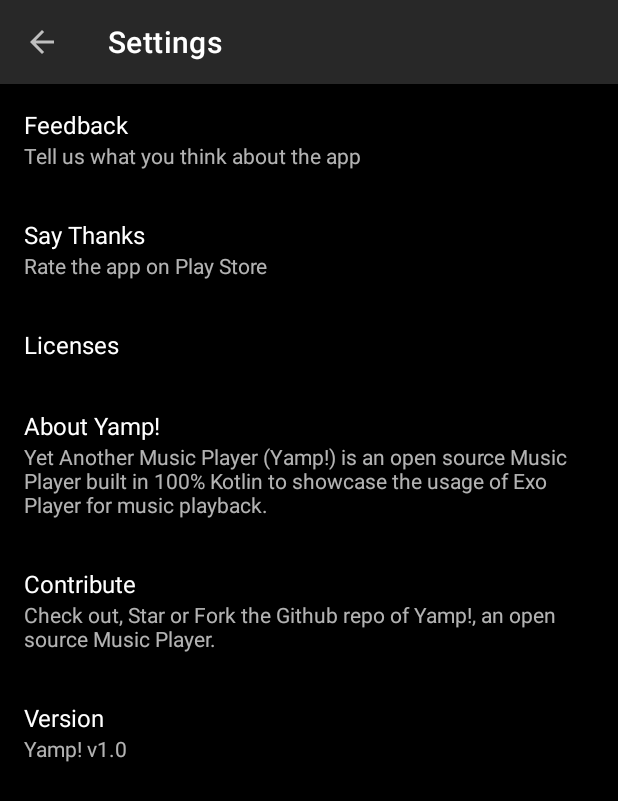
After one commit to iamporus/Yamp, an Android app: the SettingsActivity screen opened directly, with no data from a screen before it, on a phone screen of 412 x 824 dp. The commit adds this screen. Shown: the top 801 px of the screen. Run offline under Robolectric (Android 15) with nearby library versions, the phone set to English and light mode, and no system bars; our stand-ins replace androidx.preference.

Commit message:
added initial support for settings screen.

```diff
--- a/app/build.gradle
+++ b/app/build.gradle
@@ -45,6 +45,7 @@ dependencies {
     implementation "androidx.media:media:$rootProject.mediaVersion"
     implementation "androidx.appcompat:appcompat:$rootProject.appCompatVersion"
     implementation "androidx.constraintlayout:constraintlayout:$rootProject.constraintlayoutVersion"
+    implementation "androidx.preference:preference:$rootProject.preferenceVersion"
 
     // Room components
     implementation "androidx.room:room-runtime:$rootProject.roomVersion"
--- a/app/src/main/AndroidManifest.xml
+++ b/app/src/main/AndroidManifest.xml
@@ -37,6 +37,7 @@
                     android:name="android.app.searchable"
                     android:resource="@xml/searchable" />
         </activity>
+        <activity android:name=".ui.settings.SettingsActivity" />
 
         <service android:name=".services.AudioPlayerService" />
 
--- /dev/null
+++ b/app/src/main/java/com/prush/justanotherplayer/ui/settings/SettingsActivity.kt
@@ -0,0 +1,30 @@
+package com.prush.justanotherplayer.ui.settings
+
+import android.os.Bundle
+import androidx.appcompat.app.AppCompatActivity
+import com.prush.justanotherplayer.R
+import kotlinx.android.synthetic.main.activity_main.*
+
+private const val SETTINGS_FRAGMENT_TAG = "SettingsFragment"
+
+class SettingsActivity : AppCompatActivity() {
+
+    override fun onCreate(savedInstanceState: Bundle?) {
+        super.onCreate(savedInstanceState)
+
+        setContentView(R.layout.base_container_layout)
+
+        val searchFragment = supportFragmentManager.findFragmentByTag(SETTINGS_FRAGMENT_TAG)
+                as SettingsFragment? ?: SettingsFragment.newInstance()
+
+        supportFragmentManager.beginTransaction().apply {
+            replace(R.id.container, searchFragment, SETTINGS_FRAGMENT_TAG)
+            commit()
+        }
+
+        toolbar.title = getString(R.string.settings)
+        setSupportActionBar(toolbar)
+
+        supportActionBar?.setDisplayHomeAsUpEnabled(true)
+    }
+}
--- /dev/null
+++ b/app/src/main/java/com/prush/justanotherplayer/ui/settings/SettingsFragment.kt
@@ -0,0 +1,19 @@
+package com.prush.justanotherplayer.ui.settings
+
+import android.os.Bundle
+import androidx.preference.PreferenceFragmentCompat
+import com.prush.justanotherplayer.R
+
+class SettingsFragment : PreferenceFragmentCompat() {
+
+    override fun onCreatePreferences(savedInstanceState: Bundle?, rootKey: String?) {
+        setPreferencesFromResource(R.xml.preferences, rootKey)
+    }
+
+    companion object {
+
+        fun newInstance(): SettingsFragment {
+            return SettingsFragment()
+        }
+    }
+}
--- a/app/src/main/res/values/strings.xml
+++ b/app/src/main/res/values/strings.xml
@@ -24,4 +24,16 @@
     <string name="drag_handle">Drag Handle</string>
     <string name="search_hint">Search Songs</string>
     <string name="no_results_found">No Results Found</string>
+    <string name="settings">Settings</string>
+    <string name="pref_feedback_summary">Tell us what you think about the app</string>
+    <string name="pref_feedback_title">Feedback</string>
+    <string name="pref_say_thanks_title">Say Thanks</string>
+    <string name="pref_say_thanks_summary">Rate the app on Play Store</string>
+    <string name="pref_licenses_title">Licenses</string>
+    <string name="pref_about_title">About Yamp!</string>
+    <string name="pref_about_summary">Yet Another Music Player (Yamp!) is an open source Music Player built in 100% Kotlin to showcase the usage of Exo Player for music playback.</string>
+    <string name="pref_contribute_title">Contribute</string>
+    <string name="pref_contribute_summary">Check out, Star or Fork the Github repo of Yamp!, an open source Music Player.</string>
+    <string name="pref_version_title">Version</string>
+    <string name="pref_version_summary">Yamp! v1.0</string>
 </resources>
--- /dev/null
+++ b/app/src/main/res/xml/preferences.xml
@@ -0,0 +1,43 @@
+<?xml version="1.0" encoding="utf-8"?>
+<PreferenceScreen xmlns:android="http://schemas.android.com/apk/res/android"
+        xmlns:app="http://schemas.android.com/apk/res-auto">
+
+    <Preference
+            android:key="feedback"
+            android:summary="@string/pref_feedback_summary"
+            android:title="@string/pref_feedback_title"
+            app:iconSpaceReserved="false" />
+
+    <Preference
+            android:key="say_thanks"
+            android:summary="@string/pref_say_thanks_summary"
+            android:title="@string/pref_say_thanks_title"
+            app:iconSpaceReserved="false" />
+
+    <Preference
+            android:key="licenses"
+            android:title="@string/pref_licenses_title"
+            app:iconSpaceReserved="false" />
+
+
+    <Preference
+            android:key="about"
+            android:summary="@string/pref_about_summary"
+            android:title="@string/pref_about_title"
+            app:iconSpaceReserved="false" />
+
+
+    <Preference
+            android:key="contribute"
+            android:summary="@string/pref_contribute_summary"
+            android:title="@string/pref_contribute_title"
+            app:iconSpaceReserved="false" />
+
+
+    <Preference
+            android:key="version"
+            android:summary="@string/pref_version_summary"
+            android:title="@string/pref_version_title"
+            app:iconSpaceReserved="false" />
+
+</PreferenceScreen>
--- a/build.gradle
+++ b/build.gradle
@@ -34,6 +34,7 @@ ext {
     appCompatVersion = '1.1.0'
     roomVersion = '2.1.0'
     constraintlayoutVersion = '1.1.3'
+    preferenceVersion = '1.1.0'
     exoplayerVersion = '2.10.4'
     glideVersion = '4.9.0'
     coroutinesVersion = '1.3.1'
```
